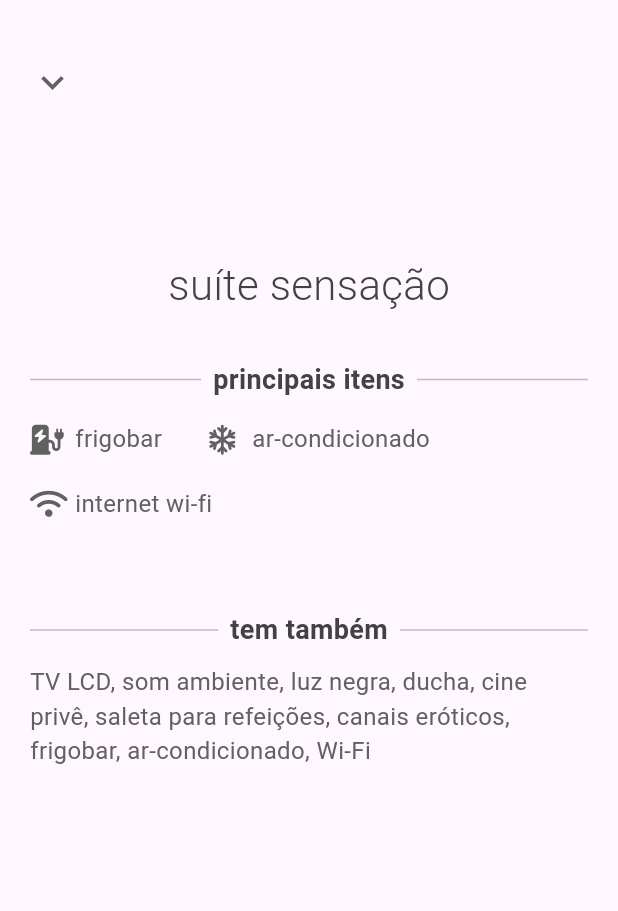
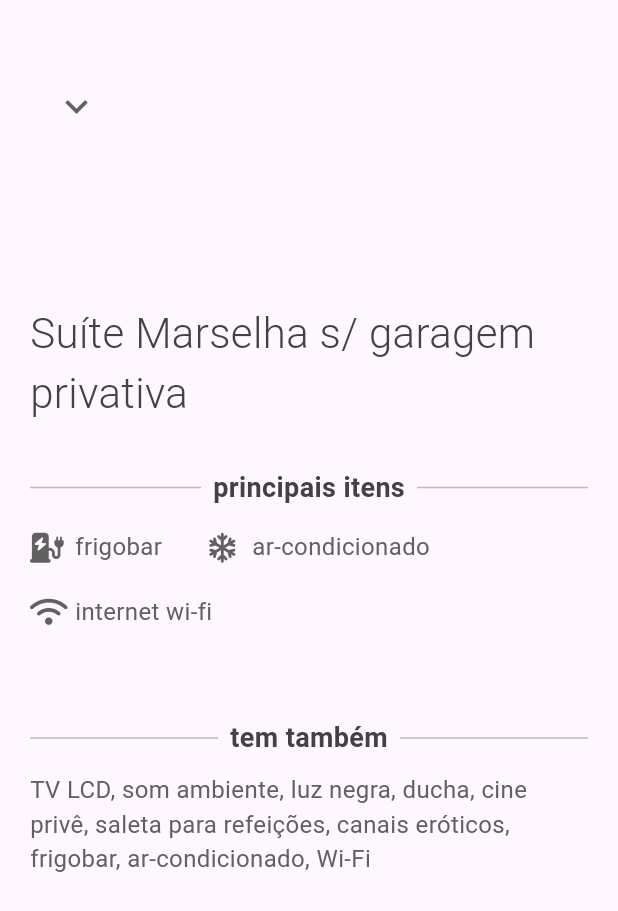
Before and after one commit to jvitorthomaz/flutter_challange_list, a Flutter app: the SuiteDetailsScreen screen opened directly, on a phone screen of 412 x 824 dp. Shown: the top 911 px of the screen. Run offline on Flutter 3.47's test engine with Material 3 defaults, Android fonts, the phone set to English and light mode, and no system bars; our stand-ins replace carousel_slider, font_awesome_flutter, lucide_icons; network calls fail.

Commit message:
Fix: Fix text error

```diff
--- a/flutter_challange_motel_list/lib/views/suite_details_screen/suite_details_screen.dart
+++ b/flutter_challange_motel_list/lib/views/suite_details_screen/suite_details_screen.dart
@@ -20,10 +20,13 @@ class _SuiteDetailsScreenState extends State<SuiteDetailsScreen> {
           crossAxisAlignment: CrossAxisAlignment.start,
           children: [
             InkWell(
-              child: Icon(
-                Icons.keyboard_arrow_down,
-                size: 30,
-                color: Colors.grey[700]
+              child: Padding(
+                padding: const EdgeInsets.all(16.0),
+                child: Icon(
+                  Icons.keyboard_arrow_down,
+                  size: 30,
+                  color: Colors.grey[700]
+                ),
               ),
               onTap: (){
                 Navigator.pop(context);
@@ -35,7 +38,7 @@ class _SuiteDetailsScreenState extends State<SuiteDetailsScreen> {
 
             Center(
               child: Text(
-                "suíte sensação",
+                "Suíte Marselha s/ garagem privativa",
                 style: TextStyle(fontSize: 28, fontWeight: FontWeight.w300, color: Colors.grey[800]),
               ),
             ),
```
Also changed, not shown: flutter_challange_motel_list/lib/core/ui/widgets/custom_app_bar.dart (line endings or trailing spaces).
